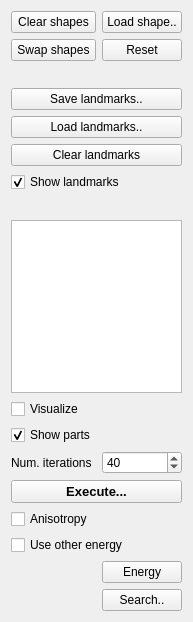
Before: the Qt Designer form ddtt/experiment/experiment-widget.ui in ialhashim/ddtt-dev, drawn with Qt 5.
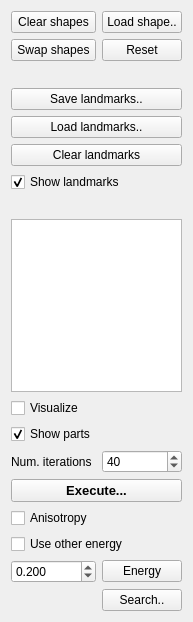
After: the same form once the commit is applied.

Commit message: [experiment] using angle difference as evaluation measure.

What changed in the file:
```diff
--- a/ddtt/experiment/experiment-widget.ui
+++ b/ddtt/experiment/experiment-widget.ui
@@ -188,6 +188,22 @@
      </property>
     </widget>
    </item>
+   <item row="19" column="0">
+    <widget class="QDoubleSpinBox" name="speed">
+     <property name="decimals">
+      <number>3</number>
+     </property>
+     <property name="minimum">
+      <double>0.010000000000000</double>
+     </property>
+     <property name="singleStep">
+      <double>0.100000000000000</double>
+     </property>
+     <property name="value">
+      <double>0.200000000000000</double>
+     </property>
+    </widget>
+   </item>
   </layout>
  </widget>
  <resources/>
```
The commit also changes 4 other files.
